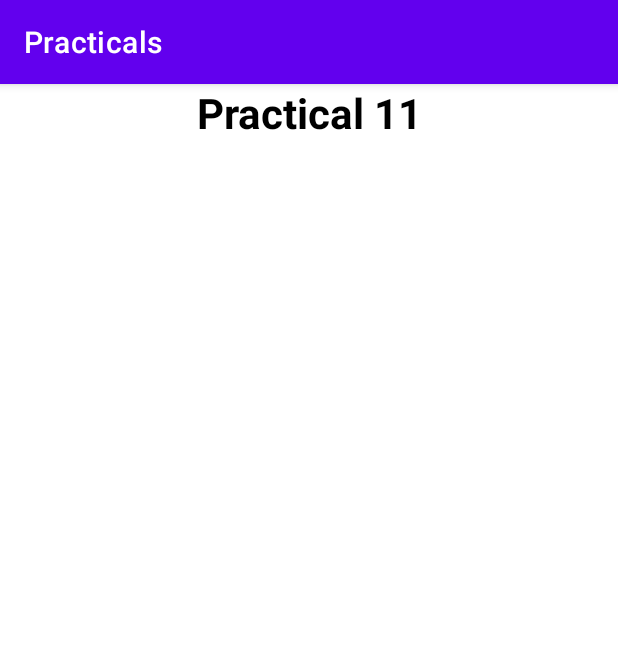
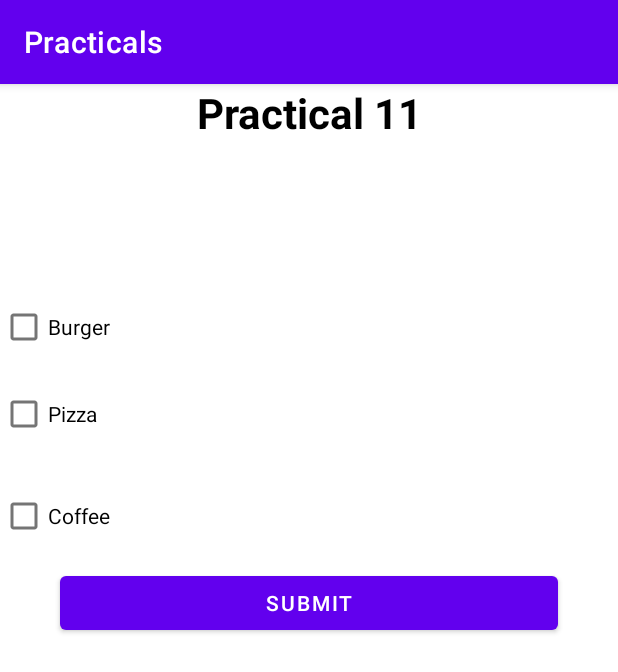
Before and after one commit to GEORGEbaba123/mad-PRACTICALS, an Android app: the Pract11Activity screen opened directly, with no data from a screen before it, on a phone screen of 412 x 824 dp. Shown: the top 672 px of the screen. Run offline under Robolectric (Android 15) with nearby library versions, the phone set to English and light mode, and no system bars.

Commit message:
pract 11 & 20

```diff
--- a/app/src/main/AndroidManifest.xml
+++ b/app/src/main/AndroidManifest.xml
@@ -3,6 +3,9 @@
     package="com.if_1.practicals">
 
     <uses-permission android:name="android.permission.CALL_PHONE" />
+    <uses-permission android:name="android.permission.BLUETOOTH"/>
+    <uses-permission android:name="android.permission.BLUETOOTH_CONNECT" />
+    <uses-permission android:name="android.permission.BLUETOOTH_ADMIN"/>
 
     <application
         android:allowBackup="true"
--- a/app/src/main/java/com/if_1/practicals/pract11/Pract11Activity.java
+++ b/app/src/main/java/com/if_1/practicals/pract11/Pract11Activity.java
@@ -3,14 +3,62 @@ package com.if_1.practicals.pract11;
 import androidx.appcompat.app.AppCompatActivity;
 
 import android.os.Bundle;
+import android.view.View;
+import android.widget.Button;
+import android.widget.CheckBox;
+import android.widget.Toast;
 
 import com.if_1.practicals.R;
 
 public class Pract11Activity extends AppCompatActivity {
 
+    CheckBox    checkBoxBurger , checkBoxPizza , checkBoxCoffee ;
+    Button buttonSubmit;
+
     @Override
     protected void onCreate(Bundle savedInstanceState) {
         super.onCreate(savedInstanceState);
         setContentView(R.layout.activity_pract11);
+
+        checkBoxBurger= findViewById(R.id.chk_burger_pract11);
+        checkBoxPizza= findViewById(R.id.chk_pizza_pract11);
+        checkBoxCoffee= findViewById(R.id.chk_coffee_pract11);
+        buttonSubmit= findViewById(R.id.btn_submit_pract11);
+
+        buttonSubmit.setOnClickListener(new View.OnClickListener() {
+            @Override
+            public void onClick(View v) {
+                int tAmount = 0 ;
+
+                StringBuilder stringBuilder = new StringBuilder();
+                stringBuilder.append("Item Selected :");
+
+                if (checkBoxPizza.isChecked()){
+                    stringBuilder.append("\n Pizza");
+                    tAmount += 100 ;
+                }
+
+                if (checkBoxBurger.isChecked()){
+                    stringBuilder.append("\n Burger");
+                    tAmount += 50 ;
+                }
+
+                if (checkBoxCoffee.isChecked()){
+
+                    stringBuilder.append("\n Coffee");
+                    tAmount += 60 ;
+
+                }
+
+                stringBuilder.append("\n Total Amount : " + tAmount + "RS");
+
+                Toast.makeText(Pract11Activity.this,
+                        stringBuilder.toString(),
+                        Toast.LENGTH_LONG).show();
+
+            }
+        });
+
+
     }
 }
--- a/app/src/main/res/layout/activity_pract11.xml
+++ b/app/src/main/res/layout/activity_pract11.xml
@@ -1,10 +1,11 @@
 <?xml version="1.0" encoding="utf-8"?>
-<RelativeLayout
+<LinearLayout
     xmlns:android="http://schemas.android.com/apk/res/android"
     xmlns:app="http://schemas.android.com/apk/res-auto"
     xmlns:tools="http://schemas.android.com/tools"
     android:layout_width="match_parent"
     android:layout_height="match_parent"
+    android:orientation="vertical"
     tools:context=".pract11.Pract11Activity">
 
     <TextView
@@ -16,4 +17,33 @@
         android:textColor="@color/black"
         android:textStyle="bold" />
 
-</RelativeLayout>
+    <CheckBox
+        android:id="@+id/chk_burger_pract11"
+        android:layout_width="match_parent"
+        android:layout_height="wrap_content"
+        android:text="Burger"
+        android:layout_marginTop="100dp"/>
+
+    <CheckBox
+        android:id="@+id/chk_pizza_pract11"
+        android:layout_width="match_parent"
+        android:layout_height="wrap_content"
+        android:text="Pizza"
+        android:layout_marginVertical="10dp"/>
+
+    <CheckBox
+        android:id="@+id/chk_coffee_pract11"
+        android:layout_width="match_parent"
+        android:layout_height="wrap_content"
+        android:text="Coffee"
+        android:layout_marginVertical="10dp"/>
+
+    <Button
+        android:id="@+id/btn_submit_pract11"
+        android:layout_width="match_parent"
+        android:layout_height="wrap_content"
+        android:text="Submit"
+        android:layout_marginHorizontal="40dp" />
+
+
+</LinearLayout>
```
Also changed, not shown: app/src/main/java/com/if_1/practicals/pract20/Pract20Activity.java (+34 -52 lines), app/src/main/res/layout/activity_pract20.xml (+9 -2 lines).
